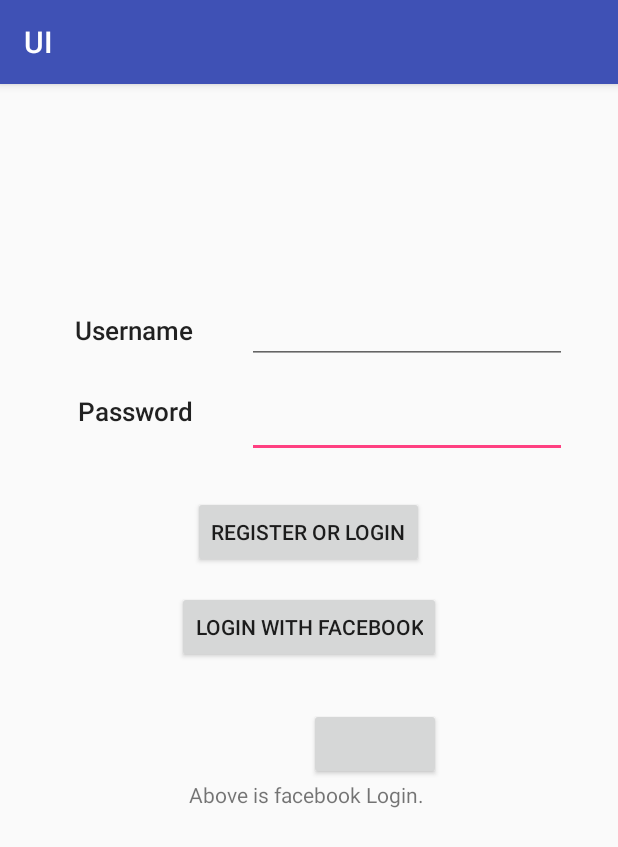
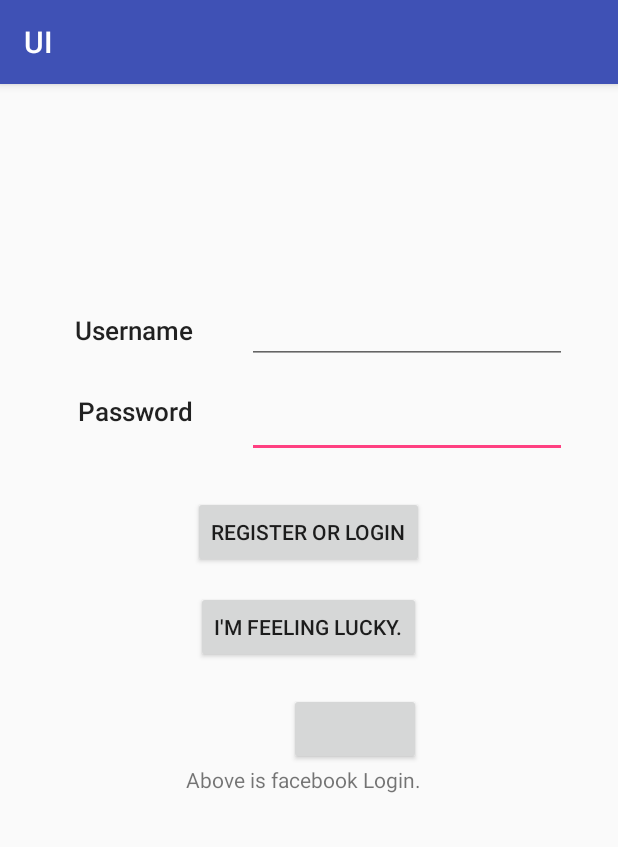
Before and after one commit to Cse5236/FinalProject, an Android app: the screen it shows after launch (MainActivity), on a phone screen of 412 x 824 dp. Shown: the top 847 px of the screen. Run offline under Robolectric (Android 15) with nearby library versions, the light colour scheme and no system bars; libraries missing offline, so code that uses them is left out: com.facebook, com.facebook.login; plain views replace LoginButton; 4 statements that could not run were skipped.

Commit message:
Remove old facebook button

```diff
--- a/app/src/main/java/com/example/whath/ui/MainActivity.java
+++ b/app/src/main/java/com/example/whath/ui/MainActivity.java
@@ -111,11 +111,11 @@
         }
 
     });
-        Button buttonfb= (Button) findViewById(R.id.button_fb);
+        Button buttonfb= (Button) findViewById(R.id.button_lucky);
         buttonfb.setOnClickListener(new View.OnClickListener(){
             @Override
             public void onClick(View v){
-                Toast.makeText(MainActivity.this, "Connect to Facebook", Toast.LENGTH_SHORT).show();
+                Toast.makeText(MainActivity.this, "I'm not", Toast.LENGTH_SHORT).show();
             }
         }
 
--- a/app/src/main/res/layout/activity_main.xml
+++ b/app/src/main/res/layout/activity_main.xml
@@ -80,34 +80,34 @@
         tools:layout_editor_absoluteY="261dp" />
 
     <Button
-        android:id="@+id/button_fb"
+        android:id="@+id/button_lucky"
         android:layout_width="wrap_content"
         android:layout_height="wrap_content"
         android:layout_below="@+id/Button_Login"
         android:layout_centerHorizontal="true"
         android:layout_marginTop="15dp"
-        android:text="Login with Facebook"
+        android:text="I'm feeling lucky."
         tools:layout_editor_absoluteX="104dp"
         tools:layout_editor_absoluteY="407dp" />
-
 
     <TextView
         android:id="@+id/txtStatus"
         android:layout_width="wrap_content"
         android:layout_height="wrap_content"
-        android:layout_alignEnd="@+id/Button_Login"
-        android:layout_alignRight="@+id/Button_Login"
+        android:layout_alignEnd="@+id/button_lucky"
+        android:layout_alignRight="@+id/button_lucky"
         android:layout_below="@+id/login_fb_button"
+        android:layout_marginTop="0dp"
         android:text="Above is facebook Login." />
 
     <com.facebook.login.widget.LoginButton
         android:id="@+id/login_fb_button"
         android:layout_width="wrap_content"
         android:layout_height="wrap_content"
-        android:layout_alignEnd="@+id/button_fb"
-        android:layout_alignRight="@+id/button_fb"
-        android:layout_below="@+id/button_fb"
+        android:layout_alignEnd="@+id/button_lucky"
+        android:layout_alignRight="@+id/button_lucky"
+        android:layout_below="@+id/button_lucky"
         android:layout_gravity="center_horizontal"
-        android:layout_marginTop="30dp" />
+        android:layout_marginTop="20dp" />
 
 </RelativeLayout>
```
